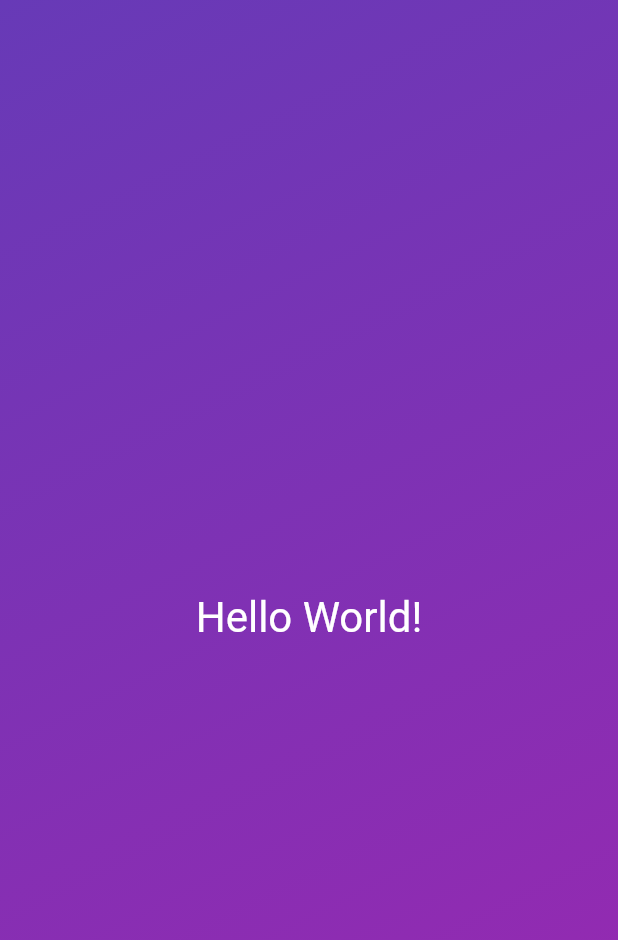
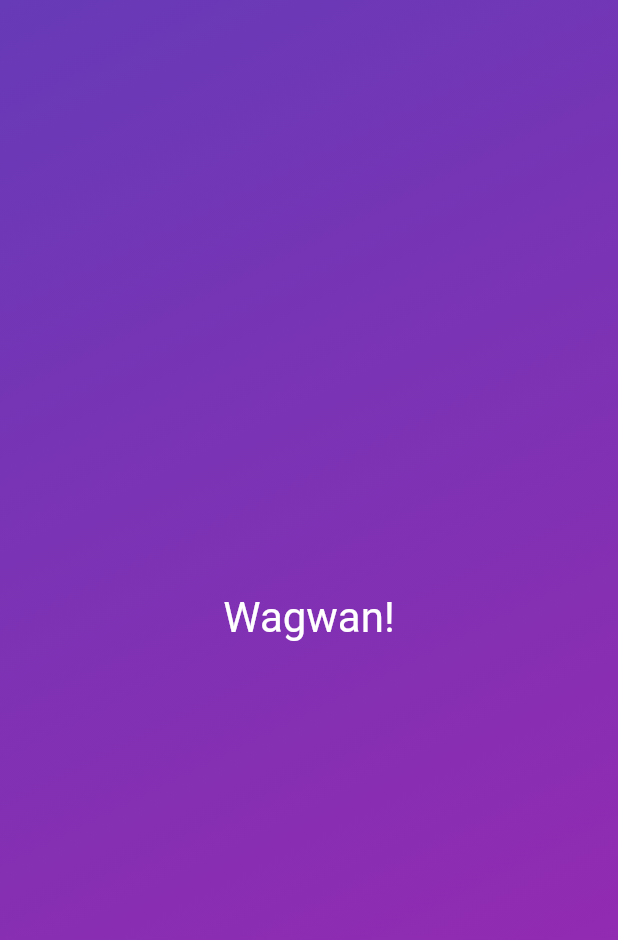
Before and after one commit to abundanceesim/dice_roller, a Flutter app: the screen it shows after launch, on a phone screen of 412 x 824 dp. Shown: the top 940 px of the screen. Run offline on Flutter 3.47's test engine with Material 2 defaults, Android fonts, the phone set to English and light mode, and no system bars.

```diff
--- /dev/null
+++ b/lib/gradient_container.dart
@@ -0,0 +1,24 @@
+import 'package:flutter/material.dart';
+import 'package:dice_roller/styled_text.dart';
+
+const startAlignment = Alignment.topLeft;
+const endAlignment = Alignment.bottomRight;
+
+class GradientContainer extends StatelessWidget {
+  const GradientContainer({super.key});
+
+  @override
+  Widget build(BuildContext context) {
+    return Container(
+      decoration: const BoxDecoration(
+        gradient: LinearGradient(
+            colors: [Color.fromRGBO(103, 58, 183, 1), Colors.purple],
+            begin: startAlignment,
+            end: endAlignment),
+      ),
+      child: Center(
+        child: StyledText('Wagwan!')
+      ),
+    );
+  }
+}
--- a/lib/main.dart
+++ b/lib/main.dart
@@ -2,6 +2,8 @@
 // Author: Abundance Esim
 // Created: 09-10-2023
 import 'package:flutter/material.dart';
+import 'package:dice_roller/gradient_container.dart';
+// import './gradient_container.dart'; //this line is the same as the above line.
 
 // main entry point of the application. Similar to main(String[] args) in Java.
 // Gets automatically executed by the device on run, which is why it is never called anywhere.
@@ -17,28 +19,3 @@ void main() {
     ),
   );
 }
-
-class GradientContainer extends StatelessWidget{
-
-  const GradientContainer({super.key});
-
-  @override
-  Widget build(BuildContext context) {
-    return Container(
-          decoration: const BoxDecoration(
-            gradient: LinearGradient(
-                colors: [Color.fromRGBO(103, 58, 183, 1), Colors.purple],
-                begin: Alignment.topLeft,
-                end: Alignment.bottomRight),
-          ),
-          child: const Center(
-            child: Text(
-              'Hello World!',
-              style: TextStyle(color: Colors.white, fontSize: 28),
-            ),
-          ),
-        );
-  }
-
-
-}
--- /dev/null
+++ b/lib/styled_text.dart
@@ -0,0 +1,20 @@
+
+import 'package:flutter/material.dart';
+
+class StyledText extends StatelessWidget{
+
+  // const StyledText(String text, {super.key}): outputText = text;
+  StyledText(this.text, {super.key});
+
+  // final cause the text will only be set once using the value received from the
+  // class instantiation (with the constructor), and won't be changed.
+  final String text;
+
+  @override
+  Widget build(BuildContext context) {
+    return Text(
+          text,
+          style: TextStyle(color: Colors.white, fontSize: 28),
+        );
+  }
+}
```
